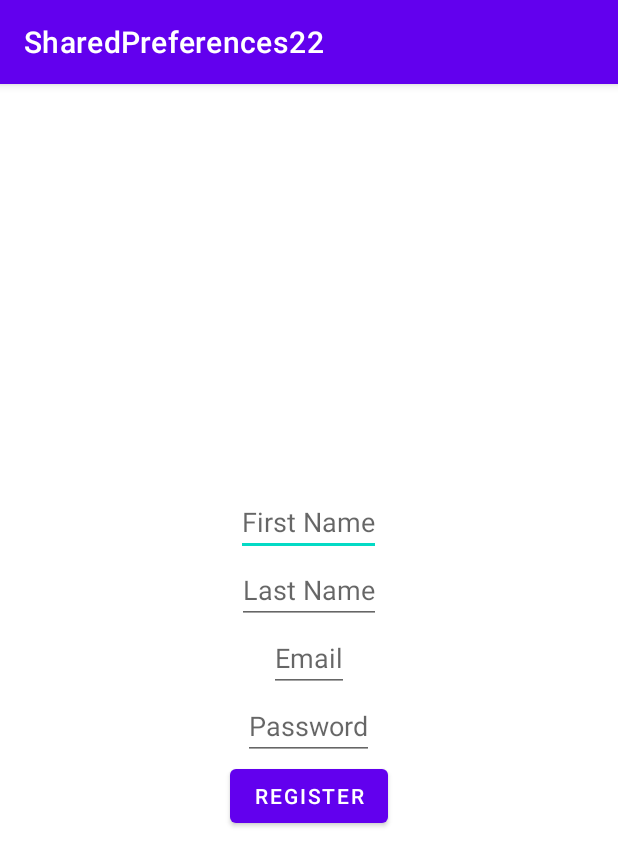
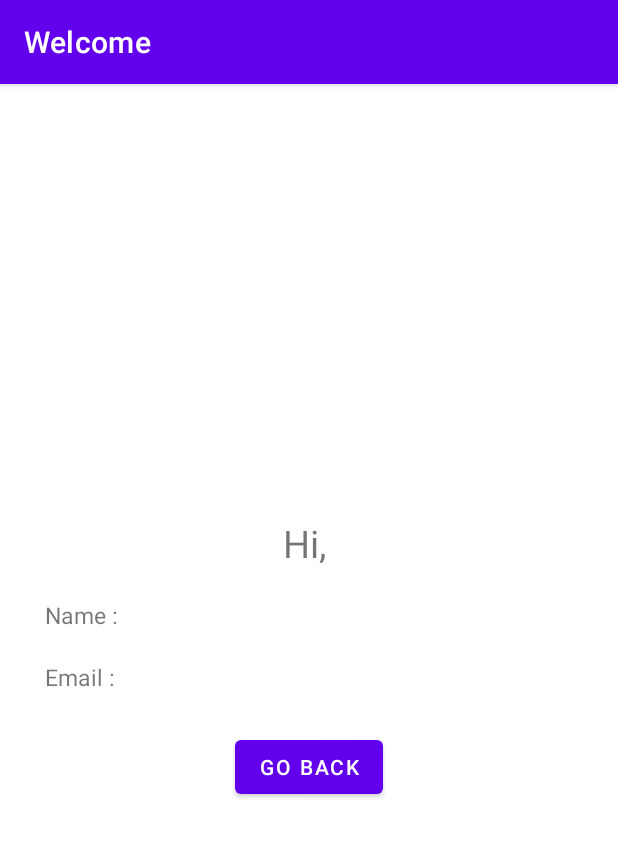
Before and after one commit to nandu-ncs/mace-mcalab-22, an Android app: the screen it shows after launch (MainActivity before the commit, SecondActivity after it), after a tap on "REGISTER", on a phone screen of 412 x 824 dp. Shown: the top 866 px of the screen. Run offline under Robolectric (Android 15) with nearby library versions, the phone set to English and light mode, and no system bars.

Commit message:
commit 31 android prog03 added

```diff
--- a/sem3/android/prog03/SharedPreferences22/app/src/main/AndroidManifest.xml
+++ b/sem3/android/prog03/SharedPreferences22/app/src/main/AndroidManifest.xml
@@ -22,6 +22,7 @@
                 <category android:name="android.intent.category.LAUNCHER" />
             </intent-filter>
         </activity>
+        <activity android:name="SecondActivity"></activity>
     </application>
 
 </manifest>
--- a/sem3/android/prog03/SharedPreferences22/app/src/main/java/com/example/sharedpreferences22/MainActivity.java
+++ b/sem3/android/prog03/SharedPreferences22/app/src/main/java/com/example/sharedpreferences22/MainActivity.java
@@ -2,14 +2,13 @@ package com.example.sharedpreferences22;
 
 import androidx.appcompat.app.AppCompatActivity;
 
+import android.content.Intent;
 import android.content.SharedPreferences;
 import android.os.Bundle;
 import android.widget.EditText;
 import android.app.Activity;
-import android.os.Bundle;
 import android.view.View;
 import android.widget.Button;
-import android.widget.Toast;
 
 public class MainActivity extends AppCompatActivity {
 
@@ -22,6 +21,7 @@ public class MainActivity extends AppCompatActivity {
     protected void onCreate(Bundle savedInstanceState) {
         super.onCreate(savedInstanceState);
         setContentView(R.layout.activity_main);
+        setTitle("Registration");
         f=(EditText)findViewById(R.id.fname);
         l=(EditText)findViewById(R.id.lname);
         e=(EditText)findViewById(R.id.email);
@@ -43,6 +43,9 @@ public class MainActivity extends AppCompatActivity {
                 editor.putString("email", e2);
                 editor.putString("password", p2);
                 editor.commit();
+
+                Intent second = new Intent(getApplicationContext(),SecondActivity.class);
+                startActivity(second);
             }
         });
     }
--- /dev/null
+++ b/sem3/android/prog03/SharedPreferences22/app/src/main/java/com/example/sharedpreferences22/SecondActivity.java
@@ -0,0 +1,36 @@
+package com.example.sharedpreferences22;
+
+import android.content.SharedPreferences;
+import android.os.Bundle;
+import android.widget.Button;
+import android.widget.TextView;
+import android.view.View;
+
+import androidx.annotation.Nullable;
+import androidx.appcompat.app.AppCompatActivity;
+
+public class SecondActivity extends AppCompatActivity {
+    TextView welcome,name,email;
+    Button bbtn;
+    SharedPreferences sharedpreferences;
+    @Override
+    protected void onCreate(@Nullable Bundle savedInstanceState) {
+        super.onCreate(savedInstanceState);
+        setContentView(R.layout.activity_second);
+        setTitle("Welcome");
+        welcome = (TextView)findViewById(R.id.welcome);
+        name = (TextView)findViewById(R.id.name);
+        email = (TextView)findViewById(R.id.email);
+        bbtn = (Button)findViewById(R.id.back);
+        sharedpreferences = getSharedPreferences("mypref",MODE_PRIVATE);
+        welcome.setText("Hi, "+sharedpreferences.getString("fname",""));
+        name.setText("Name : "+sharedpreferences.getString("fname","")+" "+sharedpreferences.getString("lname",""));
+        email.setText("Email : "+sharedpreferences.getString("email",""));
+        bbtn.setOnClickListener(new View.OnClickListener() {
+            @Override
+            public void onClick(View view) {
+                finish();
+            }
+        });
+    }
+}
--- /dev/null
+++ b/sem3/android/prog03/SharedPreferences22/app/src/main/res/layout/activity_second.xml
@@ -0,0 +1,40 @@
+<?xml version="1.0" encoding="utf-8"?>
+<LinearLayout xmlns:android="http://schemas.android.com/apk/res/android"
+    xmlns:tools="http://schemas.android.com/tools"
+    android:background="@color/cardview_light_background"
+    android:gravity="center"
+    android:layout_width="match_parent"
+    android:layout_height="match_parent"
+    android:orientation="vertical"
+    tools:context=".SecondActivity">
+    <TextView
+        android:layout_width="wrap_content"
+        android:layout_height="wrap_content"
+        android:textSize="25sp"
+        android:id="@+id/welcome"/>
+    <TextView
+        android:layout_width="match_parent"
+        android:layout_height="wrap_content"
+        android:layout_marginTop="20dp"
+        android:layout_marginLeft="30dp"
+        android:layout_marginRight="30dp"
+        android:textSize="15sp"
+        android:id="@+id/name"/>
+    <TextView
+        android:layout_width="match_parent"
+        android:layout_height="wrap_content"
+        android:layout_marginTop="20dp"
+        android:layout_marginLeft="30dp"
+        android:layout_marginRight="30dp"
+        android:textSize="15sp"
+        android:id="@+id/email"/>
+    <Button
+        android:layout_width="wrap_content"
+        android:layout_height="wrap_content"
+        android:layout_gravity="center"
+        android:textColor="@color/white"
+        android:layout_marginTop="25dp"
+        android:id="@+id/back"
+        android:text="Go Back"/>
+
+</LinearLayout>
```
Also changed, not shown: sem3/android/prog03/SharedPreferences22/app/src/main/res/layout/activity_main.xml (+25 -4 lines).
